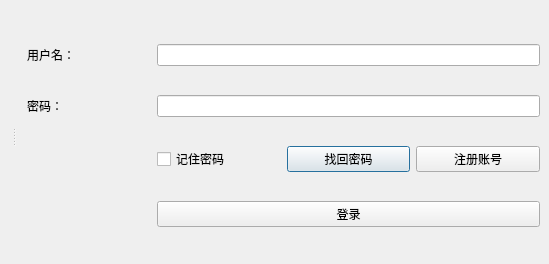
ApologizeK/PLM-Qt-Mysql, file QDlgLogin.ui: the form before one commit.
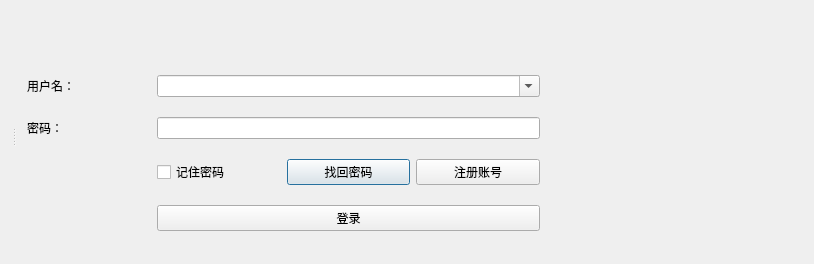
The form after the commit. Icons and pictures are not drawn.

```diff
--- a/QDlgLogin.ui
+++ b/QDlgLogin.ui
@@ -6,7 +6,7 @@
    <rect>
     <x>0</x>
     <y>0</y>
-    <width>549</width>
+    <width>814</width>
     <height>264</height>
    </rect>
   </property>
@@ -38,17 +38,17 @@
    </widget>
    <widget class="QWidget" name="layoutWidget">
     <layout class="QGridLayout" name="gridLayout">
-     <item row="0" column="0">
+     <item row="1" column="0">
       <widget class="QLabel" name="labelUsername">
        <property name="text">
         <string>用户名：</string>
        </property>
       </widget>
      </item>
-     <item row="1" column="1" colspan="3">
+     <item row="2" column="1" colspan="3">
       <widget class="QLineEdit" name="lineEditPassword"/>
      </item>
-     <item row="2" column="2">
+     <item row="3" column="2">
       <widget class="QPushButton" name="btnForgetPwd">
        <property name="text">
         <string>找回密码</string>
@@ -58,37 +58,60 @@
        </property>
       </widget>
      </item>
-     <item row="2" column="3">
+     <item row="3" column="3">
       <widget class="QPushButton" name="btnRegister">
        <property name="text">
         <string>注册账号</string>
        </property>
       </widget>
      </item>
-     <item row="2" column="1">
+     <item row="3" column="1">
       <widget class="QCheckBox" name="checkBoxRemeber">
        <property name="text">
         <string>记住密码</string>
        </property>
       </widget>
      </item>
-     <item row="1" column="0">
+     <item row="2" column="0">
       <widget class="QLabel" name="labelPassword">
        <property name="text">
         <string>密码：</string>
        </property>
       </widget>
      </item>
-     <item row="0" column="1" colspan="3">
-      <widget class="QLineEdit" name="lineEditUsername"/>
-     </item>
-     <item row="3" column="1" colspan="3">
+     <item row="4" column="1" colspan="3">
       <widget class="QPushButton" name="btnLogin">
        <property name="text">
         <string>登录</string>
        </property>
       </widget>
      </item>
+     <item row="0" column="0" colspan="4">
+      <widget class="QLabel" name="labelTips">
+       <property name="minimumSize">
+        <size>
+         <width>0</width>
+         <height>20</height>
+        </size>
+       </property>
+       <property name="maximumSize">
+        <size>
+         <width>16777215</width>
+         <height>15</height>
+        </size>
+       </property>
+       <property name="text">
+        <string/>
+       </property>
+      </widget>
+     </item>
+     <item row="1" column="1" colspan="3">
+      <widget class="QComboBox" name="comboBoxUsername">
+       <property name="editable">
+        <bool>true</bool>
+       </property>
+      </widget>
+     </item>
     </layout>
    </widget>
   </widget>
```
Left out of the diff: 1 changed line with no effect on the pictures.
